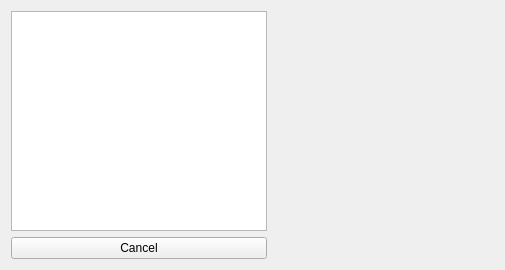
Above: libs/ui/forms/KisOpenPaneBase.ui from KDE/krita before the change. Below: the same form after it.
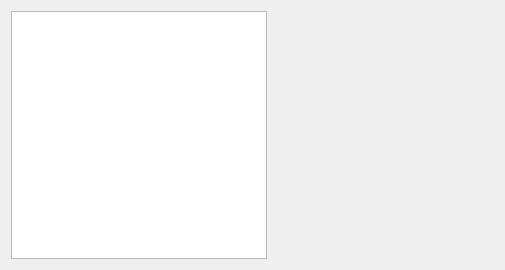
That is the form after the change.

Commit message: Group the create and close buttons together on the create new document window

Diff of the .ui file:
```diff
--- a/libs/ui/forms/KisOpenPaneBase.ui
+++ b/libs/ui/forms/KisOpenPaneBase.ui
@@ -61,13 +61,6 @@
        </column>
       </widget>
      </item>
-     <item>
-      <widget class="QPushButton" name="cancelButton">
-       <property name="text">
-        <string>Cancel</string>
-       </property>
-      </widget>
-     </item>
     </layout>
    </item>
    <item row="0" column="1">
```
The commit also changes 3 other files.
